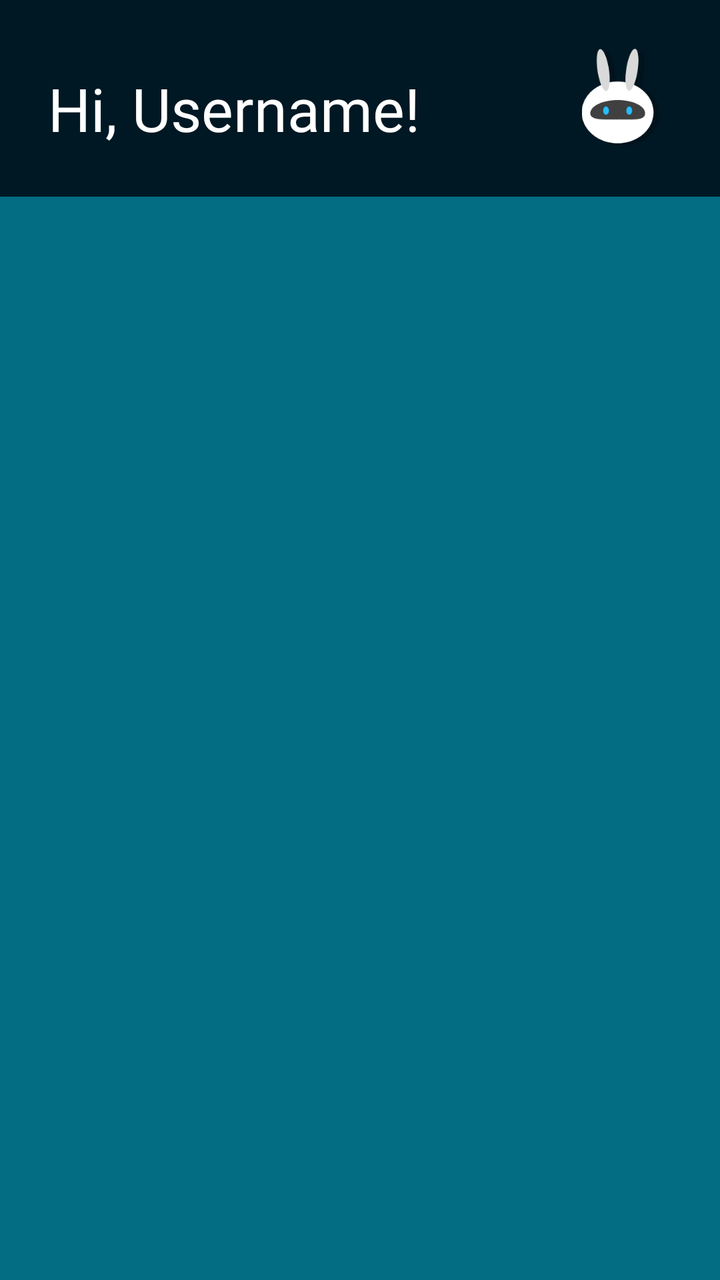
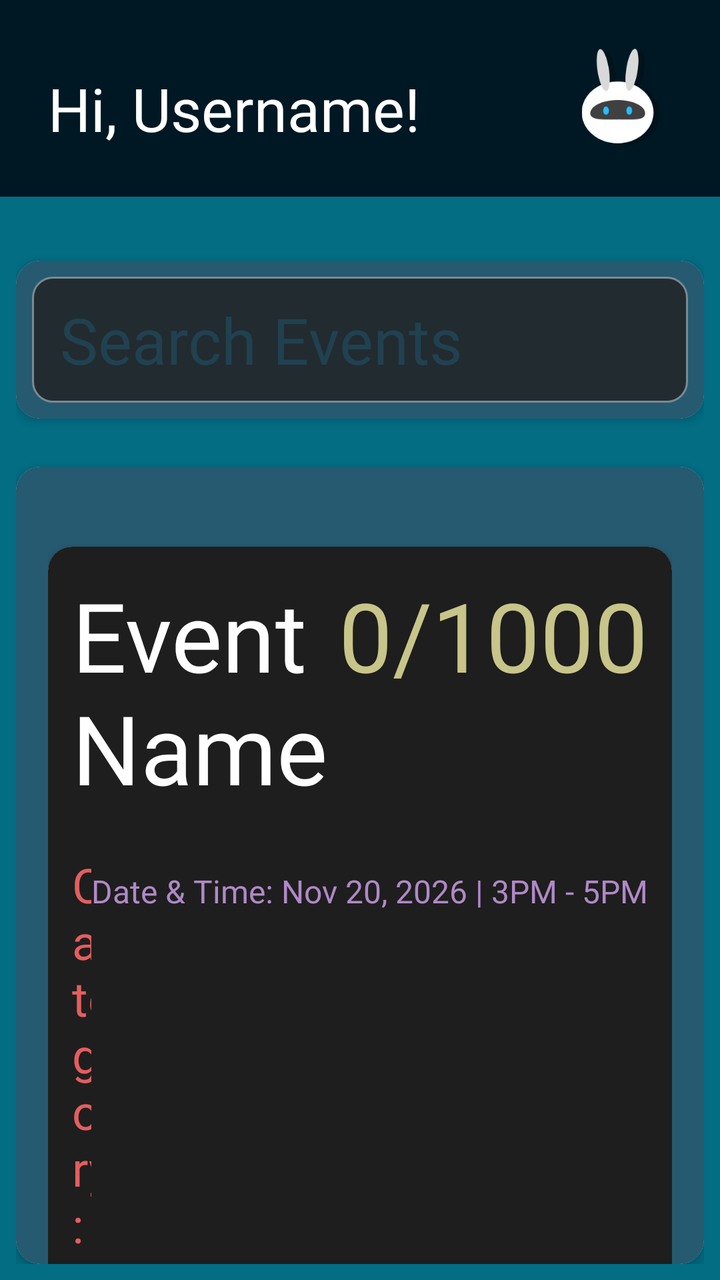

Two renders of the same Android screen: before a commit and after it. Below are the layout's source before the change and the commit's diff.
<!-- AndroidManifest.xml: application theme Theme.AttendLY -->
<!-- res/layout/activity_main_page.xml -->
<?xml version="1.0" encoding="utf-8"?>
<LinearLayout xmlns:android="http://schemas.android.com/apk/res/android"
    xmlns:app="http://schemas.android.com/apk/res-auto"
    xmlns:tools="http://schemas.android.com/tools"
    android:layout_width="match_parent"
    android:layout_height="match_parent"
    android:background="#026D83"
    android:orientation="vertical"
    >


    <LinearLayout
        android:layout_width="match_parent"
        android:layout_height="wrap_content"
        android:background="#001824"
        android:padding="24dp"
        android:orientation="horizontal"
        >

        <TextView
            android:id="@+id/tvGreetings"
            android:layout_width="wrap_content"
            android:layout_height="wrap_content"
            android:text="Hi, Username!"

            android:textColor="#FFFFFF"
            android:textSize="30sp"
            android:fontFamily="@font/jersey10"
            android:layout_weight="1"
            android:layout_marginTop="10dp"
            >
        </TextView>

        <ImageView
            android:id="@+id/imageView"
            android:layout_width="50dp"
            android:layout_height="50dp"
            app:srcCompat="@drawable/attendly"
            android:clickable="true"
            android:focusable="true"
            />


    </LinearLayout>



</LinearLayout>
<!-- resources referenced by this layout -->
<resources>
  <!-- drawable attendly: png bitmap (drawable, 11594 bytes) -->
  <style name="Theme.AttendLY" parent="Base.Theme.AttendLY" />
  <style name="Base.Theme.AttendLY" parent="Theme.Material3.DayNight.NoActionBar">
          
          
      </style>
</resources>

<!-- the commit's change to res/layout/activity_main_page.xml (unified diff, before → after) -->
@@ -39,10 +39,150 @@
             android:clickable="true"
             android:focusable="true"
             />
+    </LinearLayout>
+
+    <LinearLayout
+        android:layout_width="match_parent"
+        android:layout_height="wrap_content"
+        android:padding="8dp"
+        android:orientation="vertical">
+
+        <androidx.cardview.widget.CardView
+            android:layout_width="match_parent"
+            android:layout_height="wrap_content"
+            app:cardCornerRadius="12dp"
+            app:cardElevation="3dp"
+            android:layout_marginTop="24dp"
+            >
+
+
+            <LinearLayout
+                android:layout_width="match_parent"
+                android:layout_height="match_parent"
+                android:orientation="horizontal"
+                android:background="#265A71"
+                android:padding="8dp">
+
+                <EditText
+                    android:layout_width="match_parent"
+                    android:layout_height="wrap_content"
+                    android:background="@drawable/edittext_box"
+                    android:fontFamily="@font/jersey10"
+
+                    android:hint="Search Events"
+                    android:textColorHint="#204150"
+                    android:textSize="32sp">
+
+                </EditText>
+            </LinearLayout>
+        </androidx.cardview.widget.CardView>
+
+        <androidx.cardview.widget.CardView
+            android:layout_width="match_parent"
+            android:layout_height="wrap_content"
+            app:cardCornerRadius="12dp"
+            app:cardElevation="3dp"
+            android:layout_marginTop="24dp"
+            >
+
+            <LinearLayout
+                android:layout_width="match_parent"
+                android:layout_height="600dp"
+                android:orientation="vertical"
+                android:background="#265A71"
+                android:padding="16dp">
+
+                
+                <androidx.cardview.widget.CardView
+                    android:layout_width="match_parent"
+                    android:layout_height="wrap_content"
+                    app:cardCornerRadius="12dp"
+                    app:cardElevation="3dp"
+                    android:layout_marginTop="24dp"
+                    >
+
+                    <LinearLayout
+                        android:layout_width="match_parent"
+                        android:layout_height="wrap_content"
+                        android:orientation="vertical"
+                        android:background="#1E1E1E"
+                        android:padding="12dp">
+
+                        <LinearLayout
+                            android:layout_width="match_parent"
+                            android:layout_height="wrap_content"
+                            android:orientation="horizontal"
+                            >
+
+                            <TextView
+                                android:layout_width="match_parent"
+                                android:layout_height="wrap_content"
+                                android:text="Event Name"
+
+                                android:textColor="#FFFFFF"
+                                android:fontFamily="@font/jersey10"
+                                android:textSize="48sp"
+                                android:layout_weight="1"
+                                >
+                            </TextView>
+
+                            <TextView
+                                android:layout_width="wrap_content"
+                                android:layout_height="wrap_content"
+                                android:text="0/1000"
+
+                                android:textColor="#C7C589"
+                                android:fontFamily="@font/jersey10"
+                                android:textSize="48sp"
+                                >
+                            </TextView>
+
+                        </LinearLayout>
+
+                        <LinearLayout
+                            android:layout_width="match_parent"
+                            android:layout_height="wrap_content"
+                            android:orientation="horizontal"
+                            android:layout_marginTop="20dp">
+
+                            <TextView
+                                android:layout_width="wrap_content"
+                                android:layout_height="wrap_content"
+                                android:text="Category: Sample"
+
+                                android:textSize="24sp"
+                                android:textColor="#E35E60"
+                                android:fontFamily="@font/jersey10"
+                                android:layout_weight="1"
+                                >
+                            </TextView>
+
+                            <TextView
+                                android:layout_width="wrap_content"
+                                android:layout_height="wrap_content"
+                                android:text="Date &amp; Time: Nov 20, 2026 | 3PM - 5PM"
+
+                                android:textSize="16sp"
+                                android:textColor="#B089C7"
+                                android:fontFamily="@font/jersey10"
+                                >
+                            </TextView>
+
+                        </LinearLayout>
+
+                    </LinearLayout>
+
+                </androidx.cardview.widget.CardView>
+
+
+            </LinearLayout>
+
+
+
+        </androidx.cardview.widget.CardView>
 
 
     </LinearLayout>
 
 
-
 </LinearLayout>
<!-- resource entries referenced after the edit -->
@@ -1,6 +1,25 @@
 <!-- resources referenced by this layout -->
 <resources>
   <!-- drawable attendly: png bitmap (drawable, 11594 bytes) -->
+  <!-- drawable edittext_box (drawable) -->
+  <?xml version="1.0" encoding="utf-8"?>
+  <shape xmlns:android="http://schemas.android.com/apk/res/android"
+      android:shape="rectangle">
+  
+  
+      <solid android:color="#222B30" />
+      <corners android:radius="10dp" />
+  
+      <stroke
+          android:width="1dp"
+          android:color="#7B8A91" />
+  
+      <padding
+          android:left="14dp"
+          android:top="10dp"
+          android:right="14dp"
+          android:bottom="10dp" />
+  </shape>
   <style name="Theme.AttendLY" parent="Base.Theme.AttendLY" />
   <style name="Base.Theme.AttendLY" parent="Theme.Material3.DayNight.NoActionBar">
           
